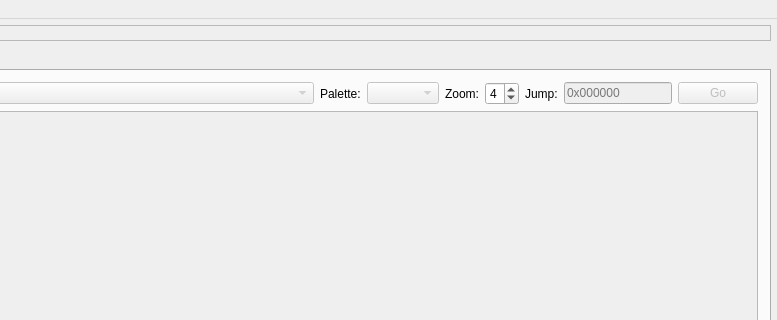
Qt form sprite-editor/MainWindow.ui (mwales-ai/genesis-hacking) before a commit; both pictures show x 247 to 1024 and y 0 to 320 of the 1024 by 768 pixel window.
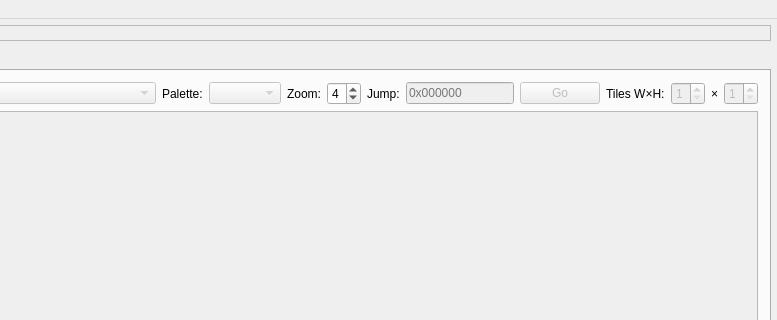
The same form after that commit. The open tabs and pages were chosen to show the change.

Commit message: Add sprite assembly mode to Raw Tile Browser

What changed in the file:
```diff
--- a/sprite-editor/MainWindow.ui
+++ b/sprite-editor/MainWindow.ui
@@ -335,6 +335,58 @@
             </property>
            </widget>
           </item>
+          <item>
+           <widget class="QLabel" name="rawSpriteSizeLabel">
+            <property name="text">
+             <string>Tiles W×H:</string>
+            </property>
+           </widget>
+          </item>
+          <item>
+           <widget class="QSpinBox" name="theRawSpriteWSpin">
+            <property name="enabled">
+             <bool>false</bool>
+            </property>
+            <property name="minimum">
+             <number>1</number>
+            </property>
+            <property name="maximum">
+             <number>8</number>
+            </property>
+            <property name="value">
+             <number>1</number>
+            </property>
+            <property name="maximumWidth">
+             <number>50</number>
+            </property>
+           </widget>
+          </item>
+          <item>
+           <widget class="QLabel" name="rawSpriteXLabel">
+            <property name="text">
+             <string>×</string>
+            </property>
+           </widget>
+          </item>
+          <item>
+           <widget class="QSpinBox" name="theRawSpriteHSpin">
+            <property name="enabled">
+             <bool>false</bool>
+            </property>
+            <property name="minimum">
+             <number>1</number>
+            </property>
+            <property name="maximum">
+             <number>8</number>
+            </property>
+            <property name="value">
+             <number>1</number>
+            </property>
+            <property name="maximumWidth">
+             <number>50</number>
+            </property>
+           </widget>
+          </item>
          </layout>
         </item>
         <!-- Raw tile browser scroll area (RawTileBrowserWidget inserted at runtime) -->
```
The commit also changes 4 other files.
